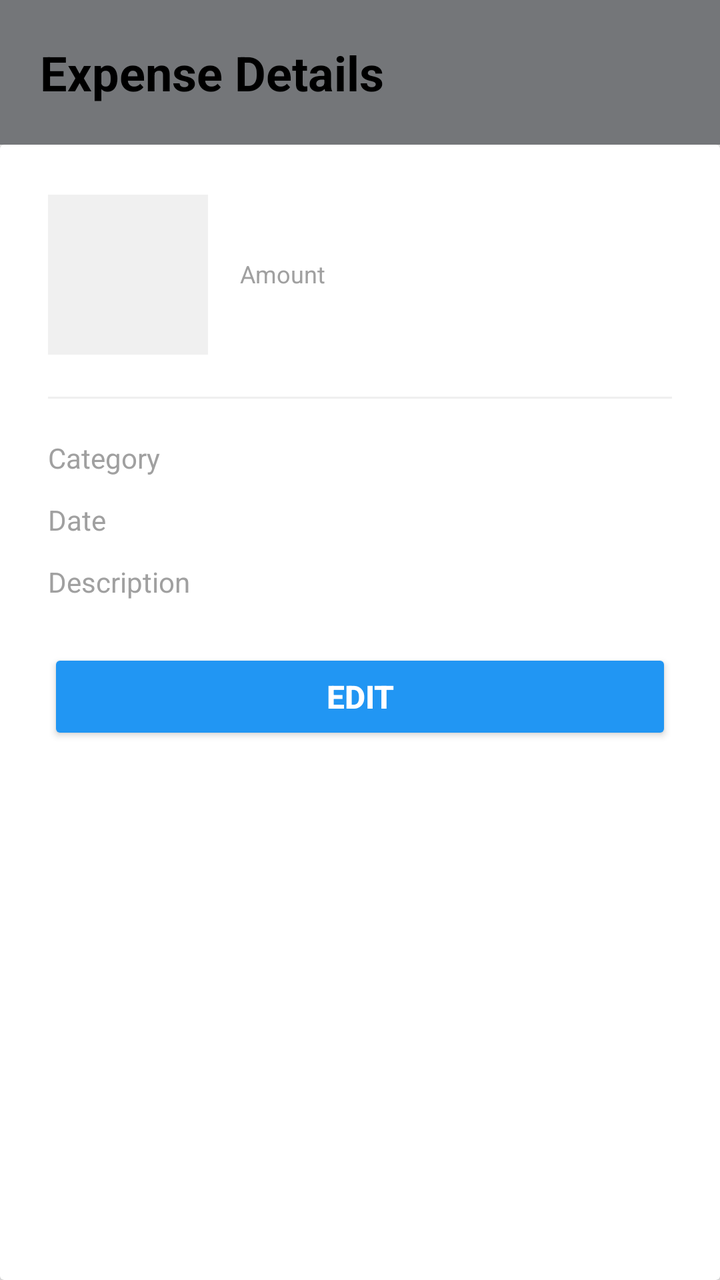
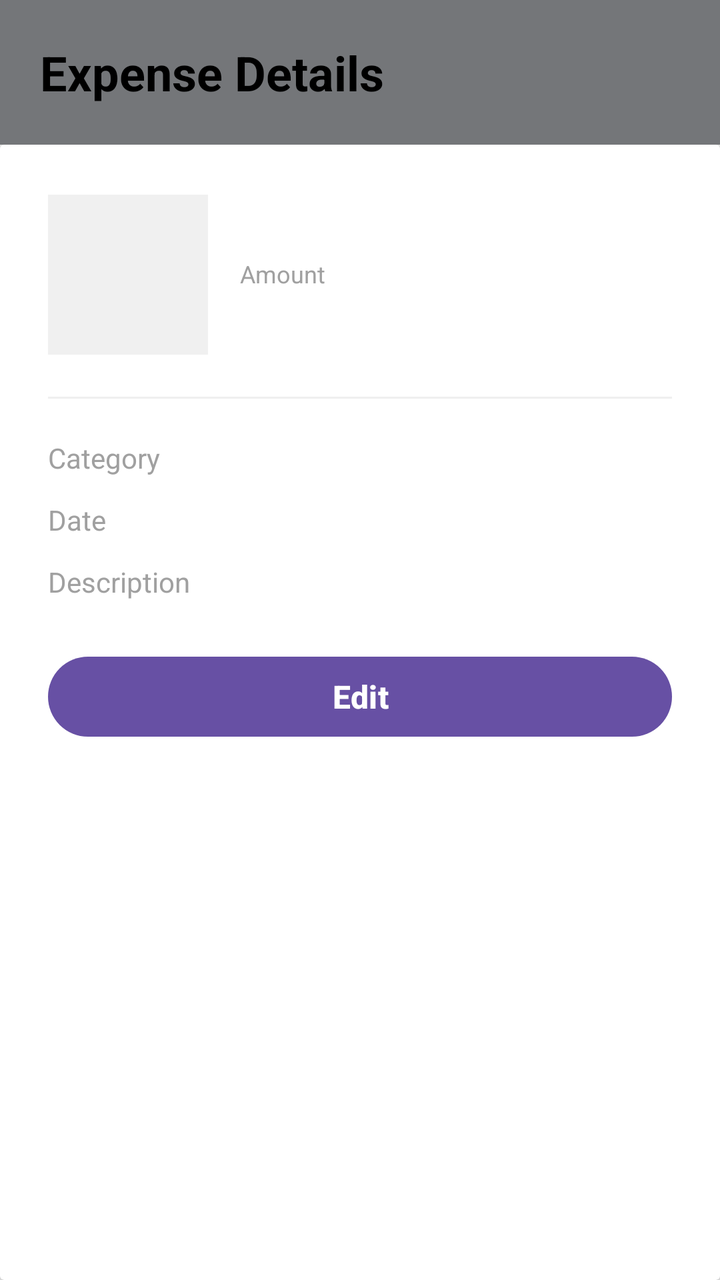

Before-and-after screenshots of an Android layout around one commit, followed by the original layout XML and the change that was made.
<!-- AndroidManifest.xml: application theme Theme.ExpenseTracker -->
<!-- res/layout/fragment_expense_detail.xml -->
<?xml version="1.0" encoding="utf-8"?>
<LinearLayout xmlns:android="http://schemas.android.com/apk/res/android"
    xmlns:app="http://schemas.android.com/apk/res-auto"
    android:layout_width="match_parent"
    android:layout_height="match_parent"
    android:background="#F5F5F5"
    android:orientation="vertical">
    <TextView
        android:id="@+id/toolbar"
        android:layout_width="match_parent"
        android:layout_height="wrap_content"
        android:text="Expense Details"
        android:textSize="24sp"
        android:textStyle="bold"
        android:textColor="#000000"
        android:padding="20dp"
        android:background="@color/material_dynamic_neutral50"/>
    <androidx.core.widget.NestedScrollView
        xmlns:android="http://schemas.android.com/apk/res/android"
        android:layout_width="match_parent"
        android:layout_height="match_parent"
        android:fillViewport="true">

        <androidx.cardview.widget.CardView
            android:layout_width="match_parent"
            android:layout_height="match_parent"
            app:cardBackgroundColor="#FFFFFF">

            <LinearLayout
                android:layout_width="match_parent"
                android:layout_height="wrap_content"
                android:orientation="vertical"
                android:padding="24dp">


                <LinearLayout
                    android:layout_width="match_parent"
                    android:layout_height="wrap_content"
                    android:orientation="horizontal"
                    android:gravity="center_vertical"
                    android:layout_marginBottom="20dp">

                    <ImageView
                        android:id="@+id/receipt"
                        android:layout_width="80dp"
                        android:layout_height="80dp"
                        android:layout_marginEnd="16dp"
                        android:scaleType="centerCrop"
                        android:background="#F0F0F0"
                        android:contentDescription="Receipt image" />

                    <LinearLayout
                        android:layout_width="0dp"
                        android:layout_height="wrap_content"
                        android:layout_weight="1"
                        android:orientation="vertical"
                        android:gravity="center_vertical">

                        <TextView
                            android:id="@+id/reasonText"
                            android:layout_width="match_parent"
                            android:layout_height="wrap_content"
                            android:textSize="18sp"
                            android:textStyle="bold"
                            android:textColor="#000000"
                            android:layout_marginBottom="8dp"
                            android:maxLines="2"
                            android:ellipsize="end" />

                        <TextView
                            android:layout_width="match_parent"
                            android:layout_height="wrap_content"
                            android:text="Amount"
                            android:textSize="12sp"
                            android:textColor="#A0A0A0"
                            android:layout_marginBottom="4dp" />

                        <TextView
                            android:id="@+id/amountText"
                            android:layout_width="match_parent"
                            android:layout_height="wrap_content"
                            android:textSize="22sp"
                            android:textStyle="bold"
                            android:textColor="#2196F3" />
                    </LinearLayout>
                </LinearLayout>

                <View
                    android:layout_width="match_parent"
                    android:layout_height="1dp"
                    android:background="#EFEFEF"
                    android:layout_marginBottom="20dp" />

                <LinearLayout
                    android:layout_width="match_parent"
                    android:layout_height="wrap_content"
                    android:orientation="vertical">

                    
                    <LinearLayout
                        android:layout_width="match_parent"
                        android:layout_height="wrap_content"
                        android:orientation="horizontal"
                        android:layout_marginBottom="12dp">

                        <TextView
                            android:layout_width="0dp"
                            android:layout_height="wrap_content"
                            android:layout_weight="1"
                            android:text="Category"
                            android:textSize="14sp"
                            android:textColor="#A0A0A0" />

                        <TextView
                            android:id="@+id/categoryDetailText"
                            android:layout_width="wrap_content"
                            android:layout_height="wrap_content"
                            android:textSize="14sp"
                            android:textStyle="bold"
                            android:textColor="#000000" />
                    </LinearLayout>

                    
                    <LinearLayout
                        android:layout_width="match_parent"
                        android:layout_height="wrap_content"
                        android:orientation="horizontal"
                        android:layout_marginBottom="12dp">

                        <TextView
                            android:layout_width="0dp"
                            android:layout_height="wrap_content"
                            android:layout_weight="1"
                            android:text="Date"
                            android:textSize="14sp"
                            android:textColor="#A0A0A0" />

                        <TextView
                            android:id="@+id/dateDetailText"
                            android:layout_width="wrap_content"
                            android:layout_height="wrap_content"
                            android:textSize="14sp"
                            android:textStyle="bold"
                            android:textColor="#000000" />
                    </LinearLayout>

                    
                    <LinearLayout
                        android:layout_width="match_parent"
                        android:layout_height="wrap_content"
                        android:orientation="horizontal">

                        <TextView
                            android:layout_width="0dp"
                            android:layout_height="wrap_content"
                            android:layout_weight="1"
                            android:text="Description"
                            android:textSize="14sp"
                            android:textColor="#A0A0A0" />

                        <TextView
                            android:id="@+id/descriptionDetailText"
                            android:layout_width="wrap_content"
                            android:layout_height="wrap_content"
                            android:textSize="14sp"
                            android:textStyle="bold"
                            android:textColor="#000000" />
                    </LinearLayout>
                </LinearLayout>
                <Button
                    android:id="@+id/editButton"
                    android:layout_width="match_parent"
                    android:layout_height="wrap_content"
                    android:text="Edit"
                    android:textSize="16sp"
                    android:textStyle="bold"
                    android:textColor="#FFFFFF"
                    android:backgroundTint="#2196F3"
                    android:layout_marginTop="24dp" />

            </LinearLayout>

        </androidx.cardview.widget.CardView>
    </androidx.core.widget.NestedScrollView>

</LinearLayout>
<!-- resources referenced by this layout -->
<resources>
  <style name="Theme.ExpenseTracker" parent="Theme.AppCompat.Light.NoActionBar" />
</resources>

<!-- the commit's change to res/layout/fragment_expense_detail.xml (unified diff, before → after) -->
@@ -9,14 +9,13 @@
         android:id="@+id/toolbar"
         android:layout_width="match_parent"
         android:layout_height="wrap_content"
-        android:text="Expense Details"
+        android:text="@string/expense_details"
         android:textSize="24sp"
         android:textStyle="bold"
         android:textColor="#000000"
         android:padding="20dp"
         android:background="@color/material_dynamic_neutral50"/>
     <androidx.core.widget.NestedScrollView
-        xmlns:android="http://schemas.android.com/apk/res/android"
         android:layout_width="match_parent"
         android:layout_height="match_parent"
         android:fillViewport="true">
@@ -47,7 +46,7 @@
                         android:layout_marginEnd="16dp"
                         android:scaleType="centerCrop"
                         android:background="#F0F0F0"
-                        android:contentDescription="Receipt image" />
+                        android:contentDescription="@string/receipt_image" />
 
                     <LinearLayout
                         android:layout_width="0dp"
@@ -70,7 +69,7 @@
                         <TextView
                             android:layout_width="match_parent"
                             android:layout_height="wrap_content"
-                            android:text="Amount"
+                            android:text="@string/Amount"
                             android:textSize="12sp"
                             android:textColor="#A0A0A0"
                             android:layout_marginBottom="4dp" />
@@ -107,7 +106,7 @@
                             android:layout_width="0dp"
                             android:layout_height="wrap_content"
                             android:layout_weight="1"
-                            android:text="Category"
+                            android:text="@string/Category"
                             android:textSize="14sp"
                             android:textColor="#A0A0A0" />
 
@@ -131,7 +130,7 @@
                             android:layout_width="0dp"
                             android:layout_height="wrap_content"
                             android:layout_weight="1"
-                            android:text="Date"
+                            android:text="@string/Date"
                             android:textSize="14sp"
                             android:textColor="#A0A0A0" />
 
@@ -154,7 +153,7 @@
                             android:layout_width="0dp"
                             android:layout_height="wrap_content"
                             android:layout_weight="1"
-                            android:text="Description"
+                            android:text="@string/Description"
                             android:textSize="14sp"
                             android:textColor="#A0A0A0" />
 
@@ -171,11 +170,10 @@
                     android:id="@+id/editButton"
                     android:layout_width="match_parent"
                     android:layout_height="wrap_content"
-                    android:text="Edit"
+                    android:text="@string/Edit"
                     android:textSize="16sp"
                     android:textStyle="bold"
                     android:textColor="#FFFFFF"
-                    android:backgroundTint="#2196F3"
                     android:layout_marginTop="24dp" />
 
             </LinearLayout>
<!-- resource entries referenced after the edit -->
@@ -1,5 +1,12 @@
 <!-- resources referenced by this layout -->
 <resources>
-  <style name="Theme.ExpenseTracker" parent="Theme.AppCompat.Light.NoActionBar" />
+  <string name="Amount">Amount</string>
+  <string name="Category">Category</string>
+  <string name="Date">Date</string>
+  <string name="Description">Description</string>
+  <string name="Edit">Edit</string>
+  <string name="expense_details">Expense Details</string>
+  <string name="receipt_image">Receipt image</string>
+  <style name="Theme.ExpenseTracker" parent="Theme.Material3.DayNight.NoActionBar" />
 </resources>
 
